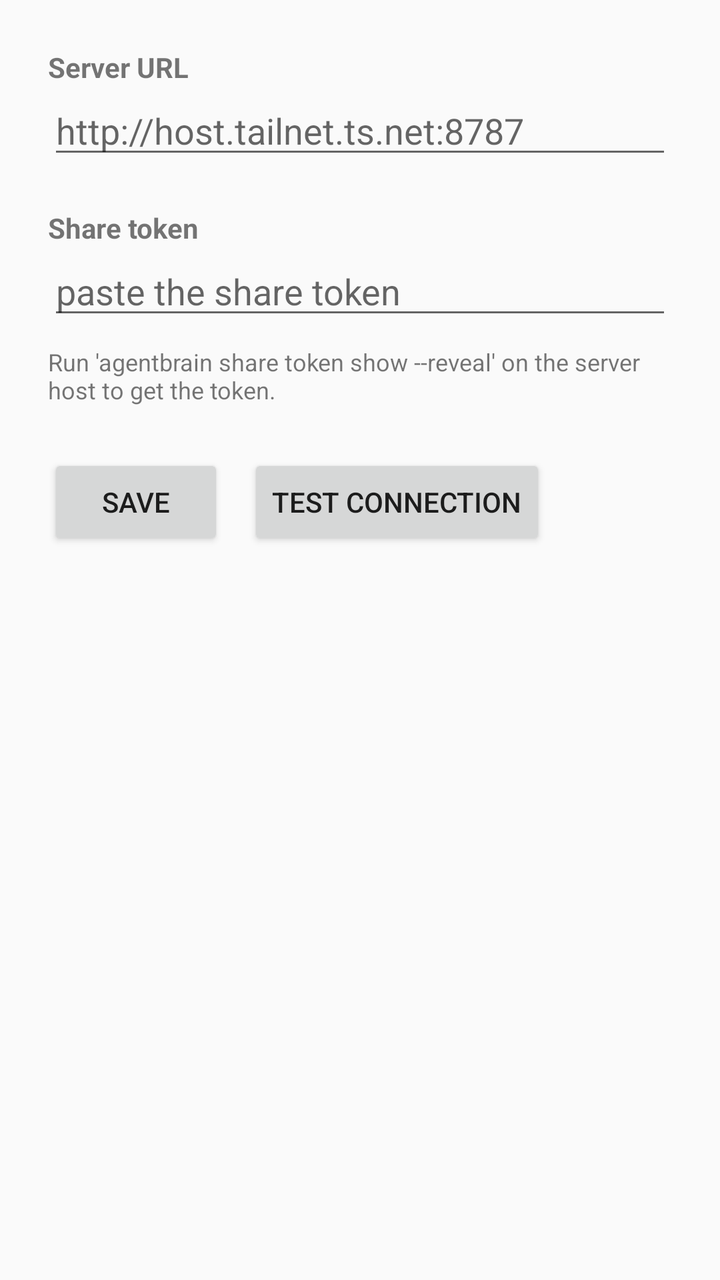
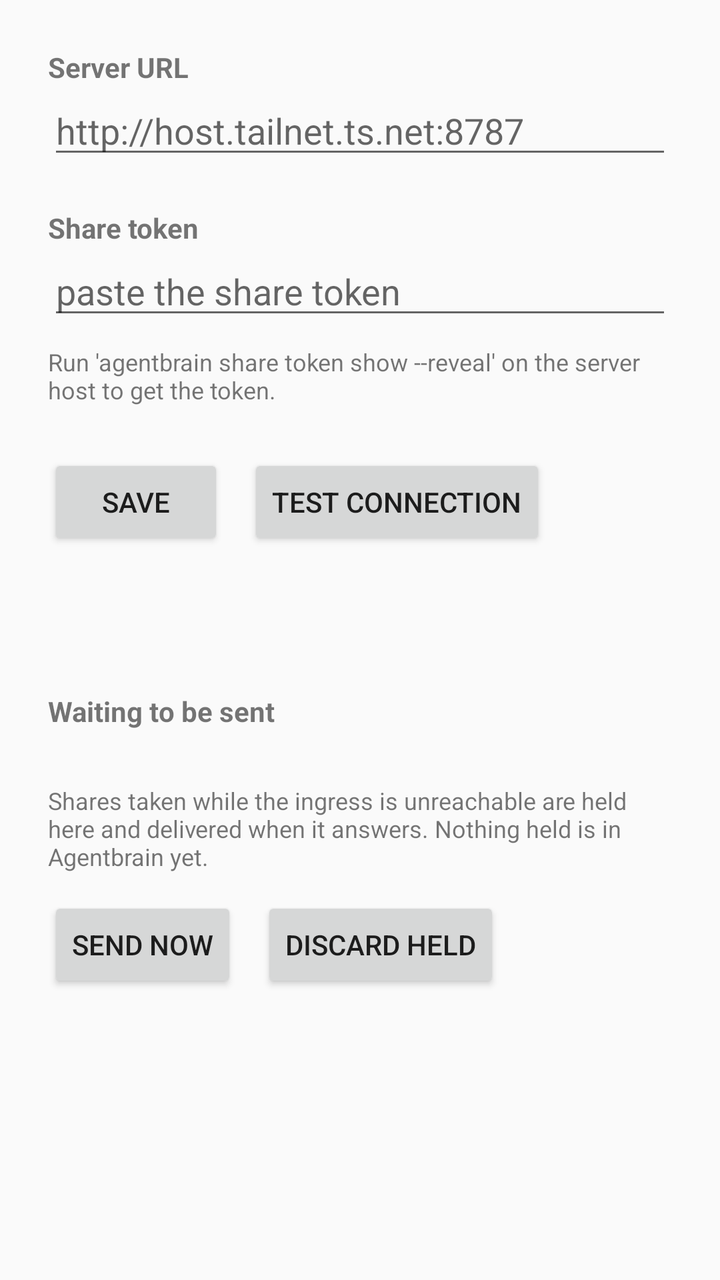

Screens rendered from an Android XML layout before and after an edit, with the pre-edit source and the edit as a unified diff.
<!-- AndroidManifest.xml: application theme Theme.AppCompat.DayNight -->
<!-- res/layout/activity_settings.xml -->
<?xml version="1.0" encoding="utf-8"?>
<ScrollView xmlns:android="http://schemas.android.com/apk/res/android"
    android:layout_width="match_parent"
    android:layout_height="match_parent">

    <LinearLayout
        android:layout_width="match_parent"
        android:layout_height="wrap_content"
        android:orientation="vertical"
        android:padding="24dp">

        <TextView
            android:layout_width="match_parent"
            android:layout_height="wrap_content"
            android:text="@string/server_url_label"
            android:textStyle="bold" />

        <EditText
            android:id="@+id/server_url"
            android:layout_width="match_parent"
            android:layout_height="wrap_content"
            android:hint="@string/server_url_hint"
            android:importantForAutofill="no"
            android:inputType="textUri" />

        <TextView
            android:layout_width="match_parent"
            android:layout_height="wrap_content"
            android:layout_marginTop="20dp"
            android:text="@string/token_label"
            android:textStyle="bold" />

        <EditText
            android:id="@+id/token"
            android:layout_width="match_parent"
            android:layout_height="wrap_content"
            android:hint="@string/token_hint"
            android:importantForAutofill="no"
            android:inputType="textPassword" />

        <TextView
            android:layout_width="match_parent"
            android:layout_height="wrap_content"
            android:layout_marginTop="8dp"
            android:text="@string/setup_hint"
            android:textSize="12sp" />

        <LinearLayout
            android:layout_width="match_parent"
            android:layout_height="wrap_content"
            android:layout_marginTop="24dp"
            android:orientation="horizontal">

            <Button
                android:id="@+id/save"
                android:layout_width="wrap_content"
                android:layout_height="wrap_content"
                android:text="@string/save" />

            <Button
                android:id="@+id/test"
                android:layout_width="wrap_content"
                android:layout_height="wrap_content"
                android:layout_marginStart="12dp"
                android:text="@string/test" />
        </LinearLayout>

        <TextView
            android:id="@+id/status"
            android:layout_width="match_parent"
            android:layout_height="wrap_content"
            android:layout_marginTop="20dp" />
    </LinearLayout>
</ScrollView>
<!-- resources referenced by this layout -->
<resources>
  <string name="save">Save</string>
  <string name="server_url_hint">http://host.tailnet.ts.net:8787</string>
  <string name="server_url_label">Server URL</string>
  <string name="setup_hint">Run \'agentbrain share token show --reveal\' on the server host to get the token.</string>
  <string name="test">Test connection</string>
  <string name="token_hint">paste the share token</string>
  <string name="token_label">Share token</string>
</resources>

<!-- the commit's change to res/layout/activity_settings.xml (unified diff, before → after) -->
@@ -70,5 +70,52 @@
             android:layout_width="match_parent"
             android:layout_height="wrap_content"
             android:layout_marginTop="20dp" />
+
+        <TextView
+            android:layout_width="match_parent"
+            android:layout_height="wrap_content"
+            android:layout_marginTop="32dp"
+            android:text="@string/outbox_heading"
+            android:textStyle="bold" />
+
+        <TextView
+            android:id="@+id/outbox_status"
+            android:layout_width="match_parent"
+            android:layout_height="wrap_content"
+            android:layout_marginTop="4dp" />
+
+        <TextView
+            android:layout_width="match_parent"
+            android:layout_height="wrap_content"
+            android:layout_marginTop="4dp"
+            android:text="@string/outbox_hint"
+            android:textSize="12sp" />
+
+        <LinearLayout
+            android:layout_width="match_parent"
+            android:layout_height="wrap_content"
+            android:layout_marginTop="12dp"
+            android:orientation="horizontal">
+
+            <Button
+                android:id="@+id/outbox_send"
+                android:layout_width="wrap_content"
+                android:layout_height="wrap_content"
+                android:text="@string/outbox_send_now" />
+
+            <Button
+                android:id="@+id/outbox_discard"
+                android:layout_width="wrap_content"
+                android:layout_height="wrap_content"
+                android:layout_marginStart="12dp"
+                android:text="@string/outbox_discard" />
+        </LinearLayout>
+
+        <TextView
+            android:id="@+id/outbox_dropped"
+            android:layout_width="match_parent"
+            android:layout_height="wrap_content"
+            android:layout_marginTop="16dp"
+            android:textSize="12sp" />
     </LinearLayout>
 </ScrollView>
<!-- resource entries referenced after the edit -->
@@ -1,5 +1,9 @@
 <!-- resources referenced by this layout -->
 <resources>
+  <string name="outbox_discard">Discard held</string>
+  <string name="outbox_heading">Waiting to be sent</string>
+  <string name="outbox_hint">Shares taken while the ingress is unreachable are held here and delivered when it answers. Nothing held is in Agentbrain yet.</string>
+  <string name="outbox_send_now">Send now</string>
   <string name="save">Save</string>
   <string name="server_url_hint">http://host.tailnet.ts.net:8787</string>
   <string name="server_url_label">Server URL</string>
